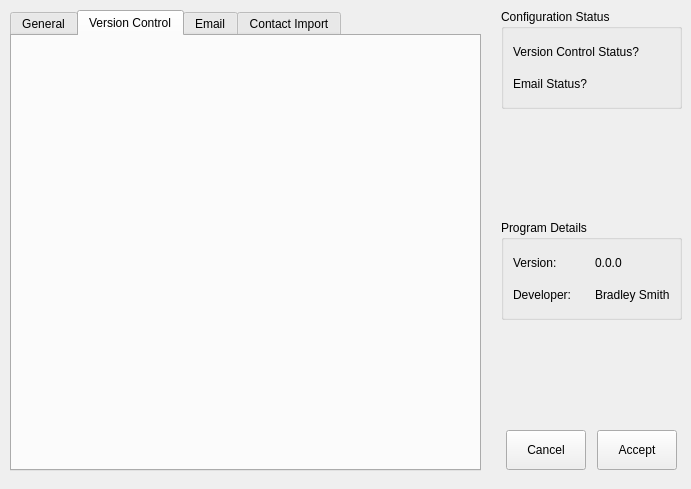
Before: the Qt Designer form RetroReview/settingsdialog.ui in BradleySDev/retro-review, drawn with Qt 5.
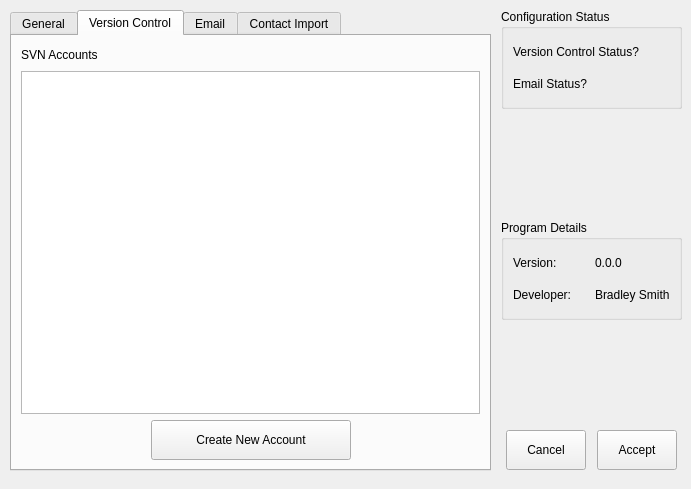
After: the same form once the commit is applied. The open tabs and pages were chosen to show the change.

Commit message: Updated the settings dialog with the SVN table info. Added SVN Add Account dialog. Created DataManager Singleton that will be responsible for housing all universal data.

```diff
--- a/RetroReview/settingsdialog.ui
+++ b/RetroReview/settingsdialog.ui
@@ -18,7 +18,7 @@
     <rect>
      <x>10</x>
      <y>10</y>
-     <width>471</width>
+     <width>481</width>
      <height>461</height>
     </rect>
    </property>
@@ -34,6 +34,81 @@
     <attribute name="title">
      <string>Version Control</string>
     </attribute>
+    <layout class="QVBoxLayout" name="verticalLayout_4">
+     <item>
+      <layout class="QHBoxLayout" name="horizontalLayout_4">
+       <item>
+        <widget class="QLabel" name="svnAccountsLabel">
+         <property name="text">
+          <string>SVN Accounts</string>
+         </property>
+        </widget>
+       </item>
+       <item>
+        <spacer name="svnAcountLabelSpacer">
+         <property name="orientation">
+          <enum>Qt::Horizontal</enum>
+         </property>
+         <property name="sizeType">
+          <enum>QSizePolicy::MinimumExpanding</enum>
+         </property>
+         <property name="sizeHint" stdset="0">
+          <size>
+           <width>40</width>
+           <height>20</height>
+          </size>
+         </property>
+        </spacer>
+       </item>
+      </layout>
+     </item>
+     <item>
+      <widget class="QTableWidget" name="tableWidget"/>
+     </item>
+     <item>
+      <layout class="QHBoxLayout" name="horizontalLayout_5">
+       <item>
+        <spacer name="svnAddAccountLeftSpacer">
+         <property name="orientation">
+          <enum>Qt::Horizontal</enum>
+         </property>
+         <property name="sizeHint" stdset="0">
+          <size>
+           <width>40</width>
+           <height>20</height>
+          </size>
+         </property>
+        </spacer>
+       </item>
+       <item>
+        <widget class="QPushButton" name="createSvnAccountButton">
+         <property name="minimumSize">
+          <size>
+           <width>200</width>
+           <height>40</height>
+          </size>
+         </property>
+         <property name="text">
+          <string>Create New Account</string>
+         </property>
+        </widget>
+       </item>
+       <item>
+        <spacer name="svnAddAccountRightSpacer">
+         <property name="orientation">
+          <enum>Qt::Horizontal</enum>
+         </property>
+         <property name="sizeHint" stdset="0">
+          <size>
+           <width>40</width>
+           <height>20</height>
+          </size>
+         </property>
+        </spacer>
+       </item>
+      </layout>
+     </item>
+    </layout>
    </widget>
    <widget class="QWidget" name="tab_3">
     <attribute name="title">
@@ -46,7 +121,7 @@
     </attribute>
    </widget>
   </widget>
-  <widget class="QWidget" name="">
+  <widget class="QWidget" name="layoutWidget">
    <property name="geometry">
     <rect>
      <x>501</x>
```
Left out of the diff: 2 changed lines with no effect on the pictures. The commit also changes 8 other files.
